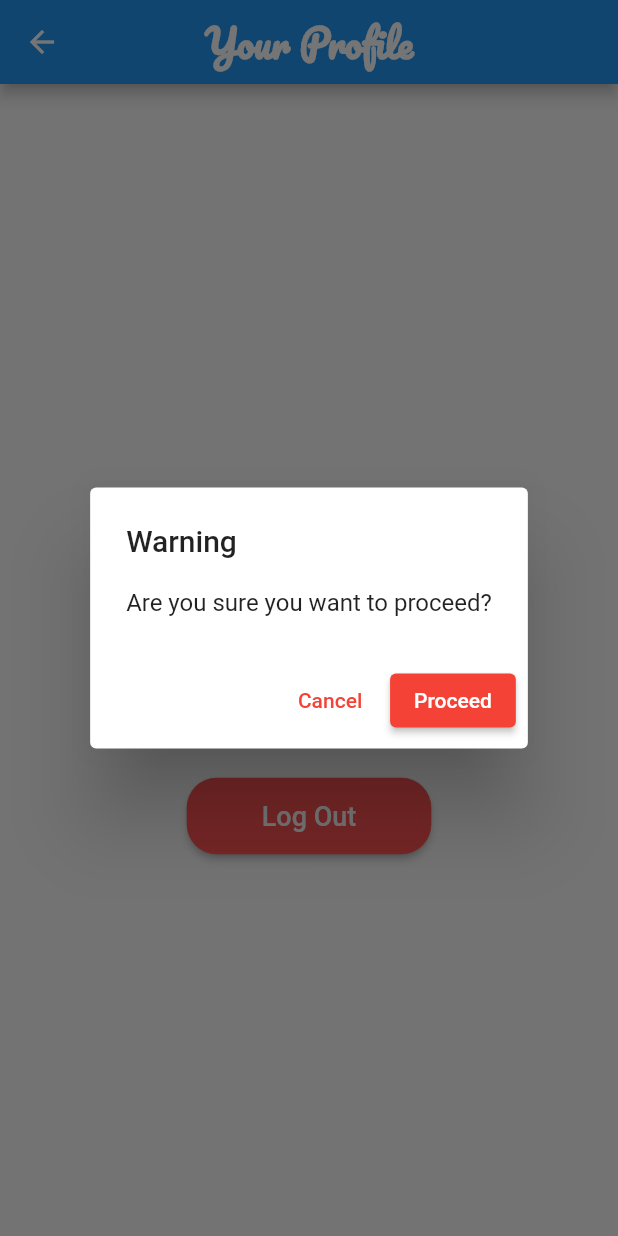
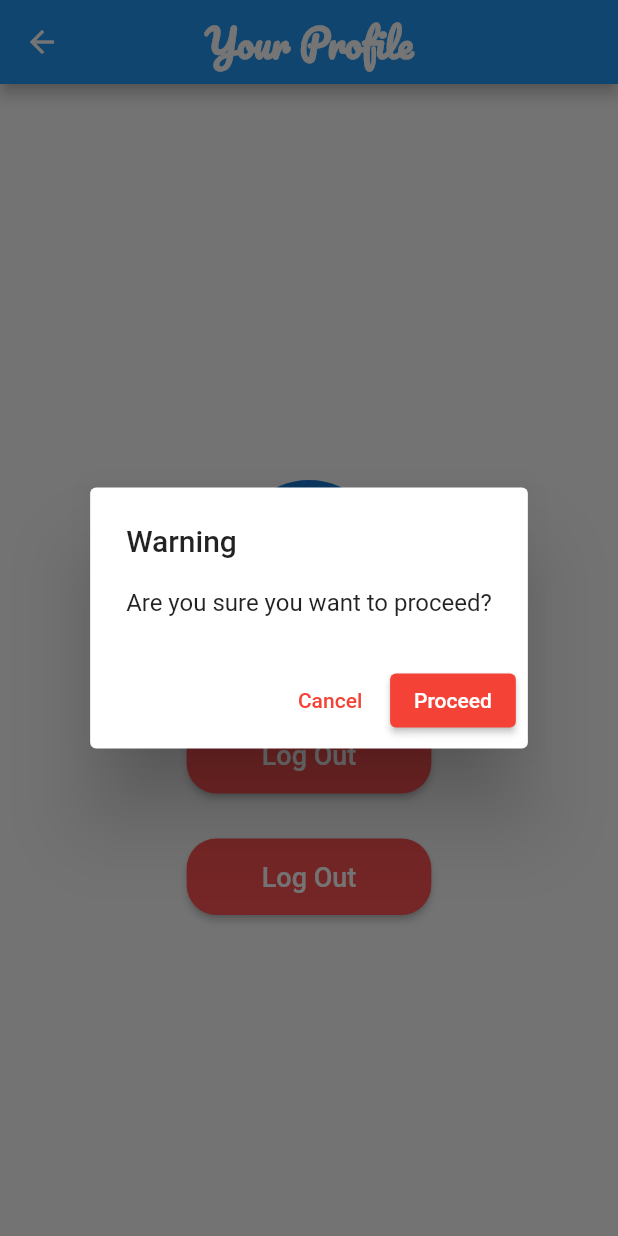
Before and after one commit to JoshuaAlbuquerque/flutterhackathon, a Flutter app: the Profile screen opened directly, after a tap on "Log Out", on a phone screen of 412 x 824 dp. Run offline on Flutter 3.47's test engine with Material 2 defaults, Android fonts, the phone set to English and light mode, and no system bars; missing offline and left inert: css_colors, flutter_grid_button.

Commit message:
new button

```diff
--- a/lib/profile.dart
+++ b/lib/profile.dart
@@ -109,6 +109,63 @@ class Profile extends StatelessWidget {
                   ),
                 ),
               ),
+
+              const SizedBox(height: 20.0),
+              Padding(
+                padding: const EdgeInsets.only(bottom: 10.0),
+
+                child: ElevatedButton(
+                  onPressed: () {
+                    // Show pop-up warning
+                    showDialog(
+                      context: context,
+                      builder: (BuildContext context) {
+                        return AlertDialog(
+                          title: const Text('Warning'),
+                          content: const Text(
+                              'Are you sure you want to proceed?'),
+                          actions: [
+
+                            TextButton(
+                              onPressed: () {
+                                Navigator.of(context).pop();
+                              },
+                              style: TextButton.styleFrom(
+                                primary: Colors.red, // Set text color here
+                              ),
+                              child: const Text('Cancel'),
+                            ),
+
+                            ElevatedButton(
+                              onPressed: () {
+                                Navigator.of(context).pop();
+                              },
+                              style: ElevatedButton.styleFrom(
+                                primary: Colors.red,
+                              ),
+                              child: const Text('Proceed'),
+                            ),
+                          ],
+                        );
+                      },
+                    );
+                  },
+                  style: ElevatedButton.styleFrom(
+                    primary: Colors.redAccent,
+                    shape: RoundedRectangleBorder(
+                      borderRadius: BorderRadius.circular(20.0),
+                    ),
+                    padding: const EdgeInsets.symmetric(
+                      horizontal: 50.0,
+                      vertical: 15.0,
+                    ),
+                  ),
+                  child: const Text(
+                    'Log Out',
+                    style: TextStyle(fontSize: 18.0),
+                  ),
+                ),
+              ),
             ],
           ),
         )
```
